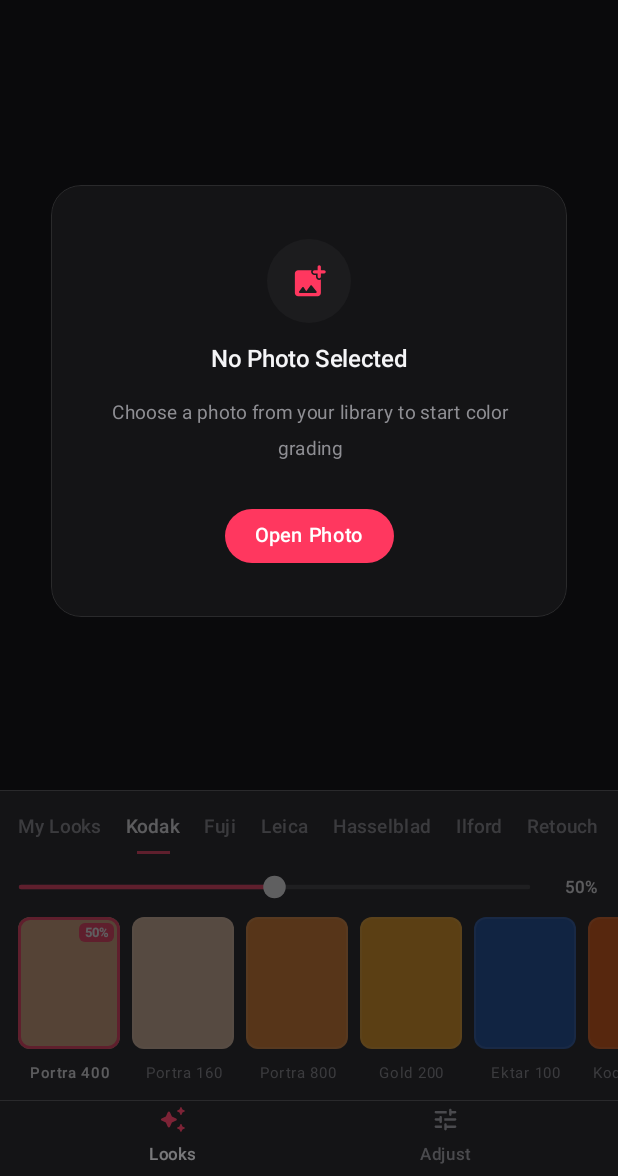
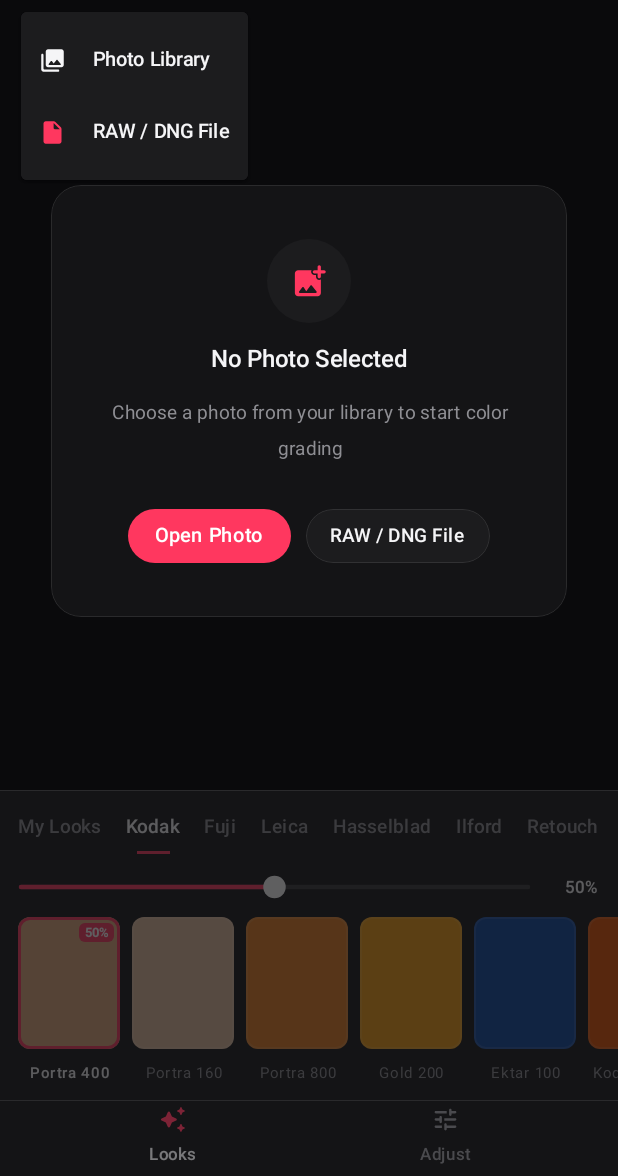
Before and after one commit to soju-sec/looklite, an Android app built with Jetpack Compose: the screen it shows after launch (MainActivity), after a tap on "Open", on a phone screen of 412 x 824 dp, the part 60-1236 px from its top. Run offline under Robolectric (Android 15) with nearby library versions, the phone set to English and light mode, and no system bars.

Commit message:
feat(raw): add RAW and DNG photo import via OpenDocument and RawImageDecoder

```diff
--- a/app/src/main/java/app/looklite/android/MainActivity.kt
+++ b/app/src/main/java/app/looklite/android/MainActivity.kt
@@ -67,6 +67,7 @@ import app.looklite.android.engine.LookLiteGLView
 import app.looklite.android.engine.LookLiteRenderer
 import app.looklite.android.engine.LutLoader
 import app.looklite.android.engine.PresetThumbnailGenerator
+import app.looklite.android.engine.RawImageDecoder
 import app.looklite.android.model.*
 import app.looklite.android.ui.components.*
 import app.looklite.android.ui.theme.*
@@ -211,6 +212,7 @@ fun LookLiteApp(
     var renamingLook by remember { mutableStateOf<CustomLook?>(null) }
 
     var originalBitmap by remember { mutableStateOf<Bitmap?>(null) }
+    var isRawPhoto by remember { mutableStateOf(false) }
     var baseThumbPixels by remember { mutableStateOf<IntArray?>(null) }
     var containerWidth by remember { mutableFloatStateOf(0f) }
     var containerHeight by remember { mutableFloatStateOf(0f) }
@@ -226,15 +228,14 @@ fun LookLiteApp(
         renderer.setIntensity(50)
     }
 
-    // Photo picker launcher
-    val photoPicker = rememberLauncherForActivityResult(
-        contract = ActivityResultContracts.PickVisualMedia()
-    ) { uri: Uri? ->
-        if (uri != null) {
+    fun handleSelectedUri(uri: Uri?) {
+        if (uri == null) return
         scope.launch {
-                val bmp = withContext(Dispatchers.IO) { loadBitmapWithExif(context, uri) }
-                if (bmp != null) {
+            val decoded = withContext(Dispatchers.IO) { RawImageDecoder.decode(context, uri) }
+            if (decoded != null) {
+                val bmp = decoded.bitmap
                 originalBitmap = bmp
+                isRawPhoto = decoded.isRaw
                 renderer.setImageBitmap(bmp)
                 cropNormX = 0.5f
                 cropNormY = 0.5f
@@ -242,9 +243,10 @@ fun LookLiteApp(
                 baseThumbPixels = withContext(Dispatchers.Default) {
                     PresetThumbnailGenerator.createBaseThumbnail(bmp)
                 }
+                val msgRes = if (decoded.isRaw) R.string.toast_loaded_raw else R.string.toast_loaded
                 Toast.makeText(
                     context,
-                        context.getString(R.string.toast_loaded, bmp.width, bmp.height),
+                    context.getString(msgRes, bmp.width, bmp.height),
                     Toast.LENGTH_SHORT
                 ).show()
             } else {
@@ -252,7 +254,16 @@ fun LookLiteApp(
             }
         }
     }
-    }
+
+    // Standard Gallery Photo Picker
+    val photoPicker = rememberLauncherForActivityResult(
+        contract = ActivityResultContracts.PickVisualMedia()
+    ) { uri: Uri? -> handleSelectedUri(uri) }
+
+    // System Document Picker for RAW / DNG / All Images
+    val rawPicker = rememberLauncherForActivityResult(
+        contract = ActivityResultContracts.OpenDocument()
+    ) { uri: Uri? -> handleSelectedUri(uri) }
 
     fun applyPreset(preset: PresetProfile) {
         activePreset = preset
@@ -300,9 +311,13 @@ fun LookLiteApp(
         LookLiteHeader(
             activePresetName = activeLabel,
             hasPhoto = hasPhoto,
+            isRawPhoto = isRawPhoto,
             hasEdits = hasEdits,
-            onOpenPhoto = {
+            onOpenGallery = {
                 photoPicker.launch(PickVisualMediaRequest(ActivityResultContracts.PickVisualMedia.ImageOnly))
+            },
+            onOpenRaw = {
+                rawPicker.launch(arrayOf("*/*"))
             },
             onReset = {
                 intensity = 50
@@ -382,12 +397,21 @@ fun LookLiteApp(
 
                     Spacer(modifier = Modifier.height(4.dp))
 
+                    Row(
+                        horizontalArrangement = Arrangement.spacedBy(10.dp),
+                        verticalAlignment = Alignment.CenterVertically
+                    ) {
                         Box(
                             modifier = Modifier
                                 .height(36.dp)
                                 .clip(RoundedCornerShape(9999.dp))
                                 .background(StudioAccent)
-                            .padding(horizontal = 20.dp),
+                                .clickable {
+                                    photoPicker.launch(
+                                        PickVisualMediaRequest(ActivityResultContracts.PickVisualMedia.ImageOnly)
+                                    )
+                                }
+                                .padding(horizontal = 18.dp),
                             contentAlignment = Alignment.Center
                         ) {
                             Text(
@@ -396,6 +420,27 @@ fun LookLiteApp(
                                 fontWeight = FontWeight.SemiBold,
                                 color = Color.White
                             )
+                        }
+
+                        Box(
+                            modifier = Modifier
+                                .height(36.dp)
+                                .clip(RoundedCornerShape(9999.dp))
+                                .background(StudioElevatedBg)
+                                .border(0.5.dp, StudioHairlineBorder, RoundedCornerShape(9999.dp))
+                                .clickable {
+                                    rawPicker.launch(arrayOf("*/*"))
+                                }
+                                .padding(horizontal = 16.dp),
+                            contentAlignment = Alignment.Center
+                        ) {
+                            Text(
+                                text = stringResource(R.string.action_open_raw),
+                                fontSize = 12.5.sp,
+                                fontWeight = FontWeight.Medium,
+                                color = StudioTextPrimary
+                            )
+                        }
                     }
                 }
             } else {
@@ -934,38 +979,3 @@ private suspend fun executeNativeExport(
         }
     }
 }
-
-private fun loadBitmapWithExif(context: Context, uri: Uri): Bitmap? {
-    return try {
-        val inputStream = context.contentResolver.openInputStream(uri) ?: return null
-        val original = BitmapFactory.decodeStream(inputStream) ?: return null
-        inputStream.close()
-
-        val exifStream = context.contentResolver.openInputStream(uri) ?: return original
-        val exif = ExifInterface(exifStream)
-        val orientation = exif.getAttributeInt(ExifInterface.TAG_ORIENTATION, ExifInterface.ORIENTATION_NORMAL)
-        exifStream.close()
-
-        val matrix = Matrix()
-        when (orientation) {
-            ExifInterface.ORIENTATION_ROTATE_90 -> matrix.postRotate(90f)
-            ExifInterface.ORIENTATION_ROTATE_180 -> matrix.postRotate(180f)
-            ExifInterface.ORIENTATION_ROTATE_270 -> matrix.postRotate(270f)
-            ExifInterface.ORIENTATION_FLIP_HORIZONTAL -> matrix.postScale(-1f, 1f)
-            ExifInterface.ORIENTATION_FLIP_VERTICAL -> matrix.postScale(1f, -1f)
-            ExifInterface.ORIENTATION_TRANSPOSE -> {
-                matrix.postRotate(90f)
-                matrix.postScale(-1f, 1f)
-            }
-            ExifInterface.ORIENTATION_TRANSVERSE -> {
-                matrix.postRotate(270f)
-                matrix.postScale(-1f, 1f)
-            }
-            else -> return original
-        }
-        Bitmap.createBitmap(original, 0, 0, original.width, original.height, matrix, true)
-    } catch (e: Exception) {
-        e.printStackTrace()
-        null
-    }
-}
--- a/app/src/main/java/app/looklite/android/ui/components/LookLiteHeader.kt
+++ b/app/src/main/java/app/looklite/android/ui/components/LookLiteHeader.kt
@@ -7,12 +7,15 @@ import androidx.compose.foundation.layout.*
 import androidx.compose.foundation.shape.CircleShape
 import androidx.compose.foundation.shape.RoundedCornerShape
 import androidx.compose.material.icons.Icons
+import androidx.compose.material.icons.rounded.InsertDriveFile
 import androidx.compose.material.icons.rounded.PhotoLibrary
 import androidx.compose.material.icons.rounded.Refresh
 import androidx.compose.material.icons.rounded.Settings
+import androidx.compose.material3.DropdownMenu
+import androidx.compose.material3.DropdownMenuItem
 import androidx.compose.material3.Icon
 import androidx.compose.material3.Text
-import androidx.compose.runtime.Composable
+import androidx.compose.runtime.*
 import androidx.compose.ui.Alignment
 import androidx.compose.ui.Modifier
 import androidx.compose.ui.draw.clip
@@ -31,14 +34,17 @@ import app.looklite.android.ui.theme.*
 fun LookLiteHeader(
     activePresetName: String,
     hasPhoto: Boolean,
+    isRawPhoto: Boolean,
     hasEdits: Boolean,
-    onOpenPhoto: () -> Unit,
+    onOpenGallery: () -> Unit,
+    onOpenRaw: () -> Unit,
     onReset: () -> Unit,
     onOpenSettings: () -> Unit,
     onExport: () -> Unit,
     modifier: Modifier = Modifier
 ) {
     val haptic = LocalHapticFeedback.current
+    var showOpenMenu by remember { mutableStateOf(false) }
 
     Row(
         modifier = modifier
@@ -54,6 +60,7 @@ fun LookLiteHeader(
             verticalAlignment = Alignment.CenterVertically,
             horizontalArrangement = Arrangement.spacedBy(8.dp)
         ) {
+            Box {
                 Box(
                     modifier = Modifier
                         .size(32.dp)
@@ -61,7 +68,7 @@ fun LookLiteHeader(
                         .background(StudioElevatedBg)
                         .clickable {
                             haptic.performHapticFeedback(HapticFeedbackType.TextHandleMove)
-                        onOpenPhoto()
+                            showOpenMenu = true
                         },
                     contentAlignment = Alignment.Center
                 ) {
@@ -71,6 +78,58 @@ fun LookLiteHeader(
                         tint = StudioTextPrimary,
                         modifier = Modifier.size(16.dp)
                     )
+                }
+
+                DropdownMenu(
+                    expanded = showOpenMenu,
+                    onDismissRequest = { showOpenMenu = false },
+                    modifier = Modifier.background(StudioElevatedBg)
+                ) {
+                    DropdownMenuItem(
+                        leadingIcon = {
+                            Icon(
+                                imageVector = Icons.Rounded.PhotoLibrary,
+                                contentDescription = null,
+                                tint = StudioTextPrimary,
+                                modifier = Modifier.size(18.dp)
+                            )
+                        },
+                        text = {
+                            Text(
+                                text = stringResource(R.string.action_open_gallery),
+                                color = StudioTextPrimary,
+                                fontSize = 13.sp,
+                                fontWeight = FontWeight.Medium
+                            )
+                        },
+                        onClick = {
+                            showOpenMenu = false
+                            onOpenGallery()
+                        }
+                    )
+                    DropdownMenuItem(
+                        leadingIcon = {
+                            Icon(
+                                imageVector = Icons.Rounded.InsertDriveFile,
+                                contentDescription = null,
+                                tint = StudioAccent,
+                                modifier = Modifier.size(18.dp)
+                            )
+                        },
+                        text = {
+                            Text(
+                                text = stringResource(R.string.action_open_raw),
+                                color = StudioTextPrimary,
+                                fontSize = 13.sp,
+                                fontWeight = FontWeight.Medium
+                            )
+                        },
+                        onClick = {
+                            showOpenMenu = false
+                            onOpenRaw()
+                        }
+                    )
+                }
             }
 
             val resetEnabled = hasPhoto && hasEdits
@@ -126,6 +185,21 @@ fun LookLiteHeader(
                 maxLines = 1,
                 overflow = TextOverflow.Ellipsis
             )
+            if (hasPhoto && isRawPhoto) {
+                Box(
+                    modifier = Modifier
+                        .clip(RoundedCornerShape(4.dp))
+                        .background(StudioAccent.copy(alpha = 0.2f))
+                        .padding(horizontal = 4.dp, vertical = 1.dp)
+                ) {
+                    Text(
+                        text = "RAW",
+                        fontSize = 8.5.sp,
+                        fontWeight = FontWeight.Bold,
+                        color = StudioAccent
+                    )
+                }
+            }
         }
 
         // Right: 20.dp Settings gear icon + Apple-style Export capsule
--- a/app/src/main/res/values/strings.xml
+++ b/app/src/main/res/values/strings.xml
@@ -4,6 +4,8 @@
 
     <!-- Top Bar -->
     <string name="action_open">Open</string>
+    <string name="action_open_gallery">Photo Library</string>
+    <string name="action_open_raw">RAW / DNG File</string>
     <string name="action_reset">Reset</string>
     <string name="action_settings">Settings</string>
     <string name="action_export">Export</string>
@@ -108,6 +110,7 @@
 
     <!-- Toasts / Status -->
     <string name="toast_loaded">Loaded (%1$d × %2$d)</string>
+    <string name="toast_loaded_raw">RAW Loaded (%1$d × %2$d)</string>
     <string name="toast_load_failed">Failed to decode image</string>
     <string name="toast_saved_gallery">Saved to Gallery (%1$d × %2$d)</string>
     <string name="toast_export_failed">Export failed: %1$s</string>
```
Also changed, not shown: app/src/main/java/app/looklite/android/engine/RawImageDecoder.kt (added, +208 -0 lines), 1 other file. Lines whose indentation alone changed are shown as unchanged.
